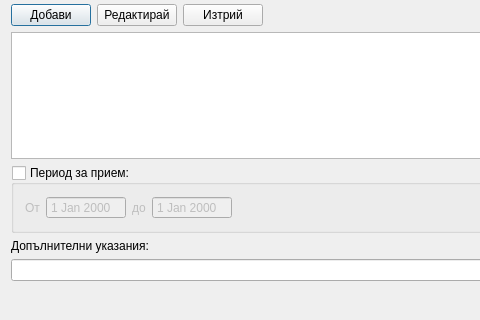
Above: src/View/Widgets/MedicationDialog.ui from thefinalcutbg/DinoDent before the change; both pictures show x 0 to 480 and y 104 to 424 of the 721 by 424 pixel window. Below: the same form after it.
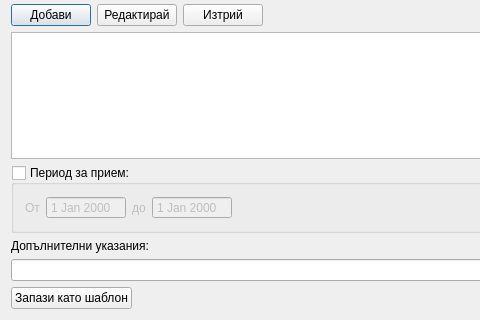
That is the form after the change. Custom widgets are drawn as their Qt base class.

Commit message: added medication templates

Diff of the .ui file:
```diff
--- a/src/View/Widgets/MedicationDialog.ui
+++ b/src/View/Widgets/MedicationDialog.ui
@@ -265,6 +265,13 @@
    </item>
    <item>
     <layout class="QHBoxLayout" name="horizontalLayout_4">
+     <item>
+      <widget class="QPushButton" name="templateButton">
+       <property name="text">
+        <string>Запази като шаблон</string>
+       </property>
+      </widget>
+     </item>
      <item>
       <spacer name="horizontalSpacer_4">
        <property name="orientation">
```
Left out of the diff: 12 changed lines with no effect on the pictures. The commit also changes 18 other files.
